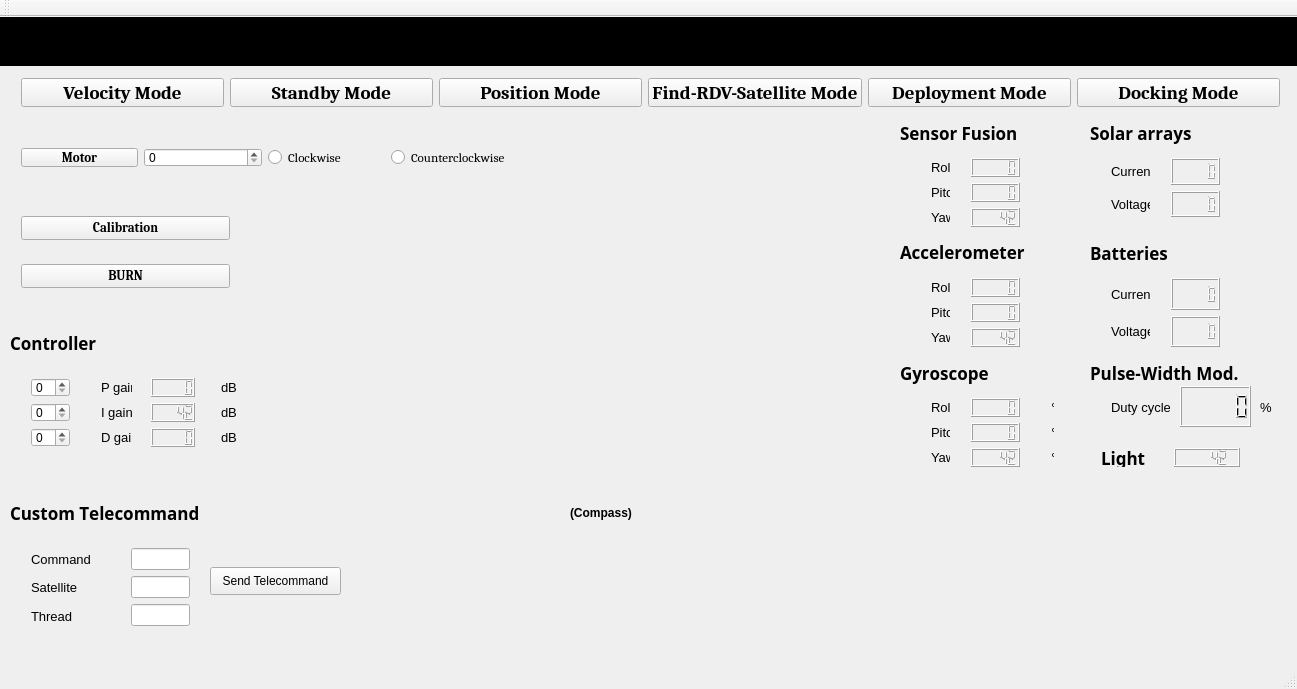
This is groundstation.ui in Angele-/FloatSat_GroundStation as Qt 5 draws it before an edit. The edited form follows.
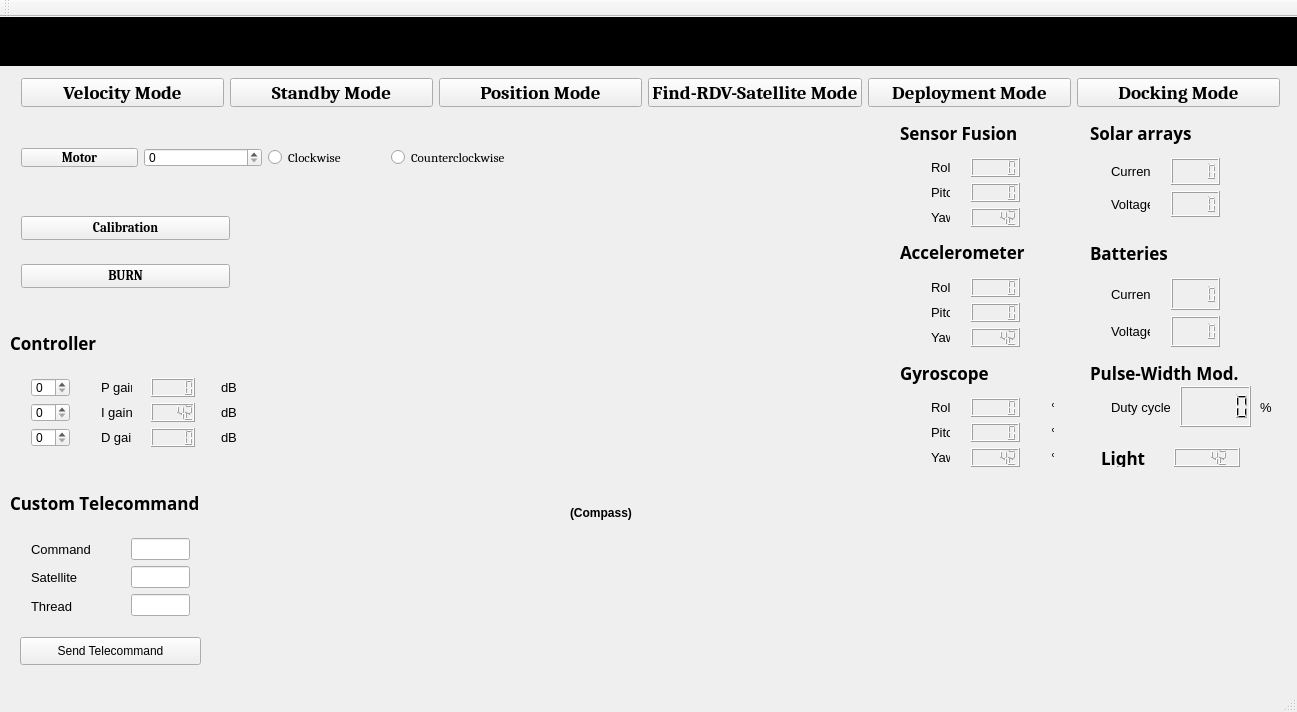
This is the edited form.

What changed in the file:
```diff
--- a/groundstation.ui
+++ b/groundstation.ui
@@ -7,7 +7,7 @@
     <x>0</x>
     <y>0</y>
     <width>1297</width>
-    <height>689</height>
+    <height>712</height>
    </rect>
   </property>
   <property name="windowTitle">
@@ -1302,9 +1302,9 @@
    <widget class="QPushButton" name="pushButton_Send">
     <property name="geometry">
      <rect>
-      <x>210</x>
-      <y>550</y>
-      <width>131</width>
+      <x>20</x>
+      <y>620</y>
+      <width>181</width>
       <height>28</height>
      </rect>
     </property>
@@ -1316,7 +1316,7 @@
     <property name="geometry">
      <rect>
       <x>20</x>
-      <y>520</y>
+      <y>510</y>
       <width>91</width>
       <height>101</height>
      </rect>
@@ -1364,7 +1364,7 @@
     <property name="geometry">
      <rect>
       <x>120</x>
-      <y>520</y>
+      <y>510</y>
       <width>81</width>
       <height>101</height>
      </rect>
@@ -1385,7 +1385,7 @@
     <property name="geometry">
      <rect>
       <x>10</x>
-      <y>480</y>
+      <y>470</y>
       <width>241</width>
       <height>31</height>
      </rect>
```
